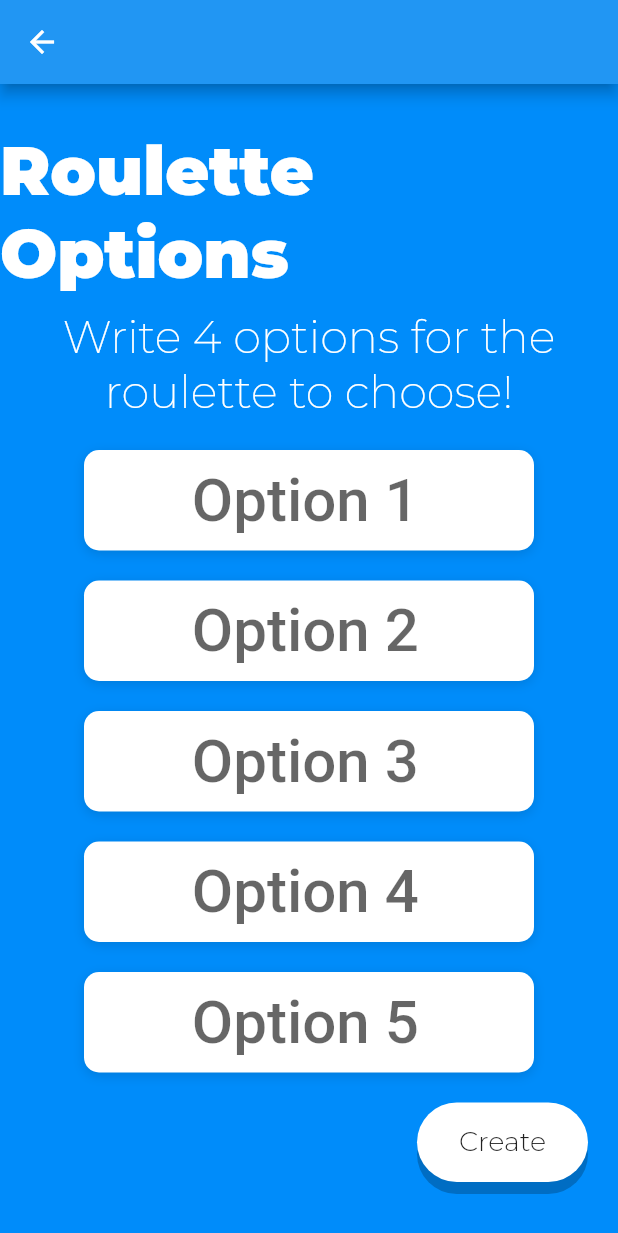
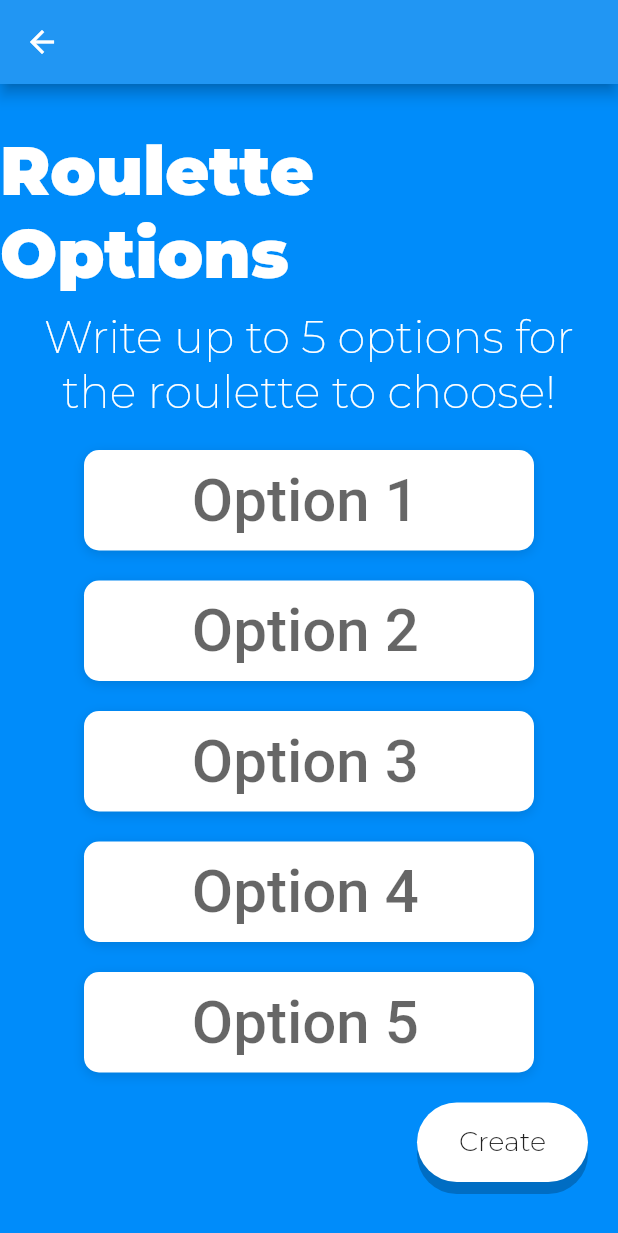
Before and after one commit to Pixele9/FlipIt, a Flutter app: the RouletteOptions screen opened directly, on a phone screen of 412 x 824 dp. Shown: the top 1233 px of the screen. Run offline on Flutter 3.47's test engine with Material 2 defaults, Android fonts, the phone set to English and light mode, and no system bars; our stand-ins replace google_fonts, shared_preferences; accounts and stored records are empty.

Commit message:
Updated roulette options message

```diff
--- a/lib/screens/roulette_options.dart
+++ b/lib/screens/roulette_options.dart
@@ -58,7 +58,7 @@ class RouletteOptions extends StatelessWidget {
                                     alignment: Alignment.center,
                                     margin: const EdgeInsets.only(bottom: 10.0, left: 5.0, right: 5.0),
                                     child: Text(
-                                      "Write 4 options for the roulette to choose!",
+                                      "Write up to 5 options for the roulette to choose!",
                                       textAlign: TextAlign.center,
                                       style: cLabelStyle,
                                     ),
```
